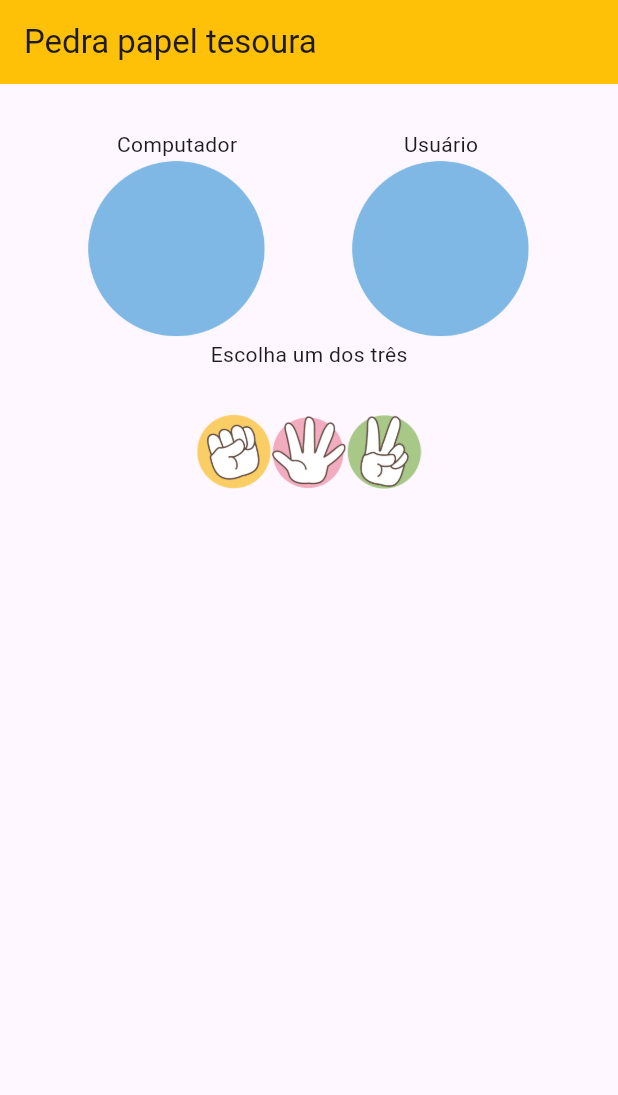
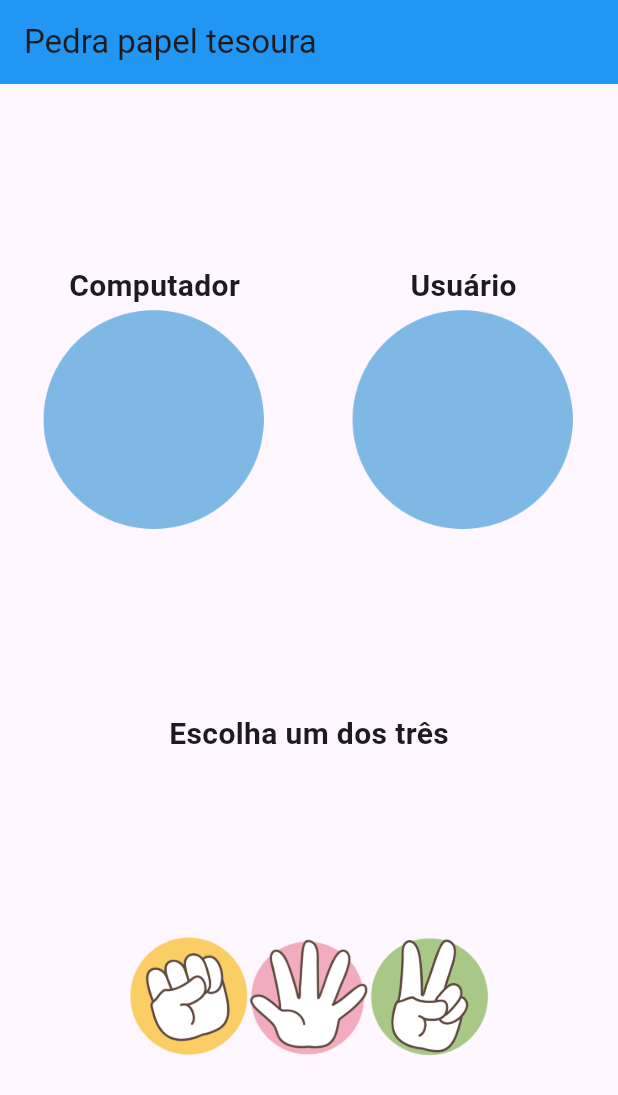
Before and after one commit to ismaelfirmiano/flutter_apps, a Flutter app: the screen it shows after launch, on a phone screen of 412 x 824 dp. Shown: the top 1095 px of the screen. Run offline on Flutter 3.47's test engine with Material 3 defaults, Android fonts, the phone set to English and light mode, and no system bars.

Commit message:
Alterações no código

```diff
--- a/frases_aleatorias/lib/home.dart
+++ b/frases_aleatorias/lib/home.dart
@@ -1,3 +1,5 @@
+// ignore_for_file: prefer_const_constructors
+
 import 'package:flutter/material.dart';
 import 'dart:math';
 
@@ -61,7 +63,7 @@ class _HomeState extends State<Home> {
             child: Text(
               _frase,
               style: TextStyle(
-                fontSize: 15
+                fontSize: 19
               ),
               textAlign: TextAlign.center,
             )
--- a/frases_aleatorias/lib/main.dart
+++ b/frases_aleatorias/lib/main.dart
@@ -1,3 +1,5 @@
+// ignore_for_file: prefer_const_constructors
+
 import 'package:flutter/material.dart';
 import 'home.dart';
 void main(){
@@ -6,8 +8,11 @@ void main(){
     debugShowCheckedModeBanner: false,
     home: Scaffold(
       appBar: AppBar(
-        title: Text("Frases Aleatórias"),
-        backgroundColor: Colors.blue,
+        title: Text(
+          "Frases Aleatórias",
+          style: TextStyle(color: Colors.white)
+        ),
+        backgroundColor: Colors.green,
       ),
       body: Home()
     )
--- a/pedra_papel_tesoura/lib/home.dart
+++ b/pedra_papel_tesoura/lib/home.dart
@@ -1,5 +1,6 @@
 import 'package:flutter/material.dart';
 import 'dart:math';
+
 class Home extends StatefulWidget {
   const Home({super.key});
 
@@ -41,11 +42,10 @@ class _HomeState extends State<Home> {
   Widget build(BuildContext context) {
     return Center(
       child: Column(
+        mainAxisAlignment: MainAxisAlignment.spaceEvenly,
         crossAxisAlignment: CrossAxisAlignment.center,
         children: [
-          Padding(
-          padding: EdgeInsets.all(30),
-          child:Column(
+          Column(
               children: [
                 Row(
                   mainAxisAlignment: MainAxisAlignment.spaceAround,
@@ -53,10 +53,16 @@ class _HomeState extends State<Home> {
                     Column(
                       mainAxisAlignment:  MainAxisAlignment.spaceBetween,
                       children: [
-                        const Text("Computador"),
+                        const Text(
+                          "Computador",
+                          style: TextStyle(
+                            fontSize: 20,
+                            fontWeight: FontWeight.bold
+                          ),
+                        ),
                         SizedBox(
-                          width: 120,
-                          height: 120,
+                          width: 150,
+                          height: 150,
                           child: Image.asset(
                             _computador
                           ),
@@ -67,10 +73,16 @@ class _HomeState extends State<Home> {
                     Column(
                       mainAxisAlignment: MainAxisAlignment.spaceBetween,
                       children: [
-                        const Text("Usuário"),
+                        const Text(
+                          "Usuário",
+                          style: TextStyle(
+                            fontSize: 20,
+                            fontWeight: FontWeight.bold
+                          ),
+                        ),
                         SizedBox(
-                          width: 120,
-                          height: 120,
+                          width: 150,
+                          height: 150,
                           child: Image.asset(
                             _usuario
                           ),
@@ -79,41 +91,40 @@ class _HomeState extends State<Home> {
                     )
                   ],
                 ),
-                Text(_resultado)
               ]
+            ),
+          Text(
+            _resultado,
+            style: const TextStyle(
+              fontSize: 20,
+              fontWeight: FontWeight.bold
             ),
           ),
           Row(
             mainAxisAlignment: MainAxisAlignment.center,
             children: [
               SizedBox(
-                width: 50,
-                height: 50,
+                width: 80,
+                height: 80,
                 child: GestureDetector(
                   onTap: () => novaRodada(0),
-                child: Image.asset(
-                  "images/pedra.png"
-                  ),
+                  child: Image.asset("images/pedra.png"),
                   )
               ),
               SizedBox(
-                width: 50,
-                height: 50,
+                width: 80,
+                height: 80,
                 child: GestureDetector(
                   onTap: () => novaRodada(1),
-                child: Image.asset(
-                  "images/papel.png"
-                  ),
+                  child: Image.asset("images/papel.png"),
                 )
               ),
               SizedBox(
-                width: 50,
-                height: 50,
+                width: 80,
+                height: 80,
                 child: GestureDetector(
                   onTap: () => novaRodada(2),
-                child: Image.asset(
-                  "images/tesoura.png"
-                  ),
+                  child: Image.asset("images/tesoura.png"),
                 )
               ),
             ],
--- a/pedra_papel_tesoura/lib/main.dart
+++ b/pedra_papel_tesoura/lib/main.dart
@@ -9,7 +9,7 @@ void main() {
     home: Scaffold(
       appBar: AppBar(
         title: const Text("Pedra papel tesoura"),
-        backgroundColor: Colors.amber,
+        backgroundColor: Colors.blue,
       ),
       body: Home()
     )
--- a/pedra_papel_tesoura/pubspec.yaml
+++ b/pedra_papel_tesoura/pubspec.yaml
@@ -60,10 +60,7 @@ flutter:
 
   # To add assets to your application, add an assets section, like this:
   assets:
-    - images/default.png
-    - images/papel.png
-    - images/pedra.png
-    - images/tesoura.png
+    - images/
   #   - images/a_dot_ham.jpeg
 
   # An image asset can refer to one or more resolution-specific "variants", see
```
Lines whose indentation alone changed are shown as unchanged.
